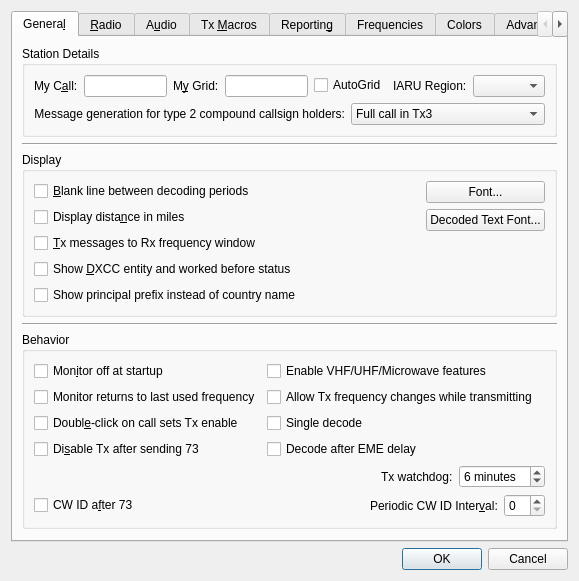
Above: Configuration.ui from qcmiao1998/js8call before the change. Below: the same form after it.
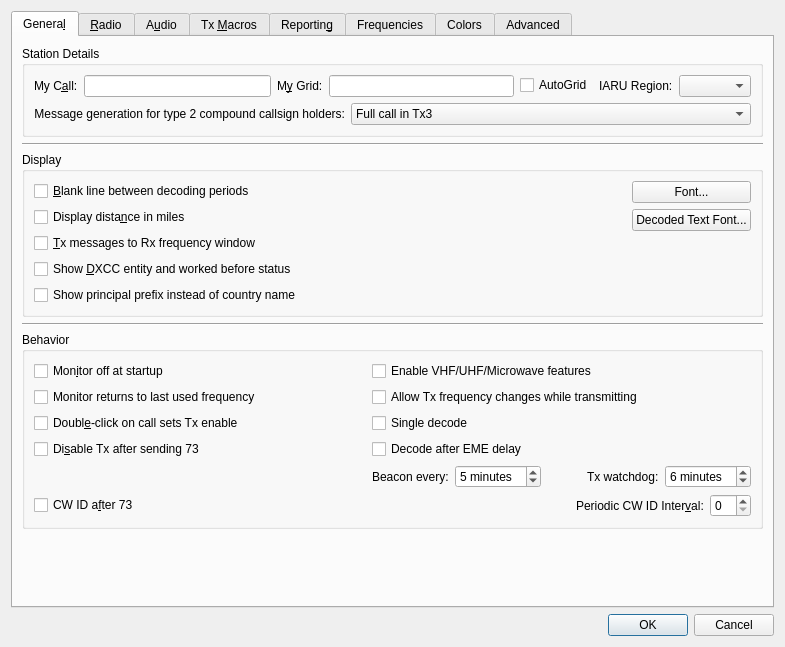
That is the form after the change.

Commit message: Updated configuration for beacon interval

Diff of the .ui file:
```diff
--- a/Configuration.ui
+++ b/Configuration.ui
@@ -6,8 +6,8 @@
    <rect>
     <x>0</x>
     <y>0</y>
-    <width>534</width>
-    <height>530</height>
+    <width>785</width>
+    <height>647</height>
    </rect>
   </property>
   <property name="windowTitle">
@@ -292,14 +292,46 @@
          <layout class="QGridLayout" name="gridLayout_8">
           <item row="4" column="1">
            <layout class="QHBoxLayout" name="horizontalLayout_12">
+            <item>
+             <widget class="QLabel" name="beacon_label_10">
+              <property name="text">
+               <string>Beacon every:</string>
+              </property>
+              <property name="buddy">
+               <cstring>beacon_spin_box</cstring>
+              </property>
+             </widget>
+            </item>
+            <item>
+             <widget class="QSpinBox" name="beacon_spin_box">
+              <property name="toolTip">
+               <string>&lt;html&gt;&lt;head/&gt;&lt;body&gt;&lt;p&gt;Number of minutes between unattended beacons&lt;/p&gt;&lt;/body&gt;&lt;/html&gt;</string>
+              </property>
+              <property name="suffix">
+               <string> minutes</string>
+              </property>
+              <property name="prefix">
+               <string/>
+              </property>
+              <property name="minimum">
+               <number>1</number>
+              </property>
+              <property name="value">
+               <number>5</number>
+              </property>
+             </widget>
+            </item>
             <item>
              <spacer name="horizontalSpacer_7">
               <property name="orientation">
                <enum>Qt::Horizontal</enum>
               </property>
+              <property name="sizeType">
+               <enum>QSizePolicy::Fixed</enum>
+              </property>
               <property name="sizeHint" stdset="0">
                <size>
-                <width>0</width>
+                <width>40</width>
                 <height>0</height>
                </size>
               </property>
```
Left out of the diff: 8 changed lines with no effect on the pictures. Lines whose indentation alone changed are shown as unchanged. The commit also changes 4 other files.
